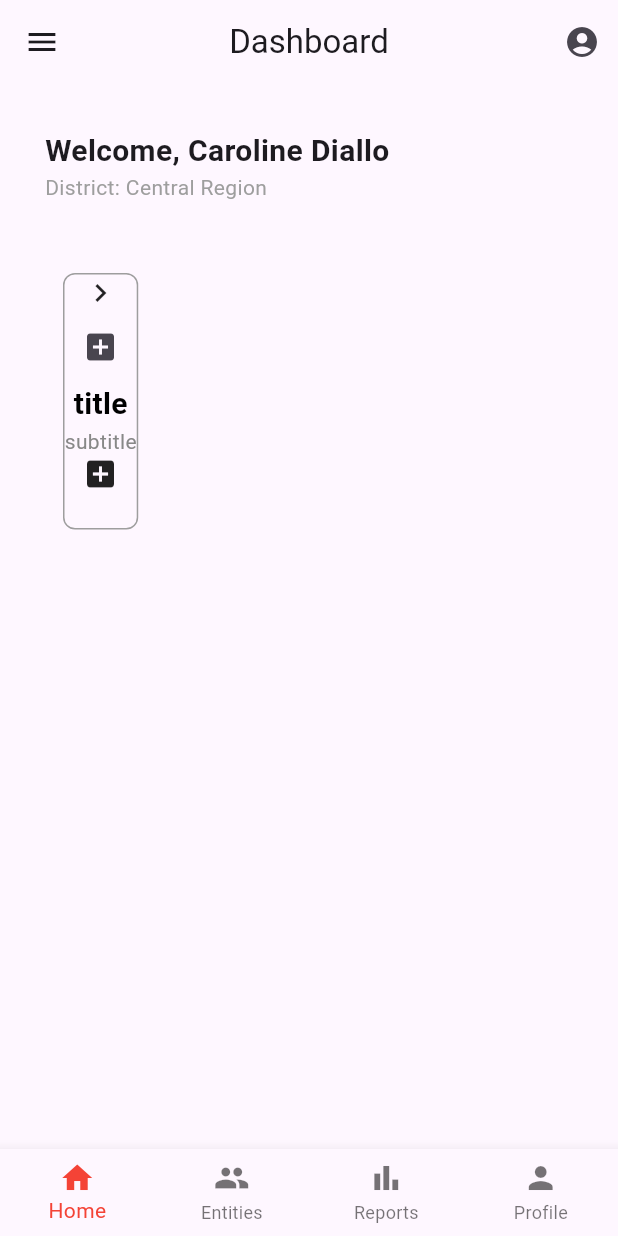
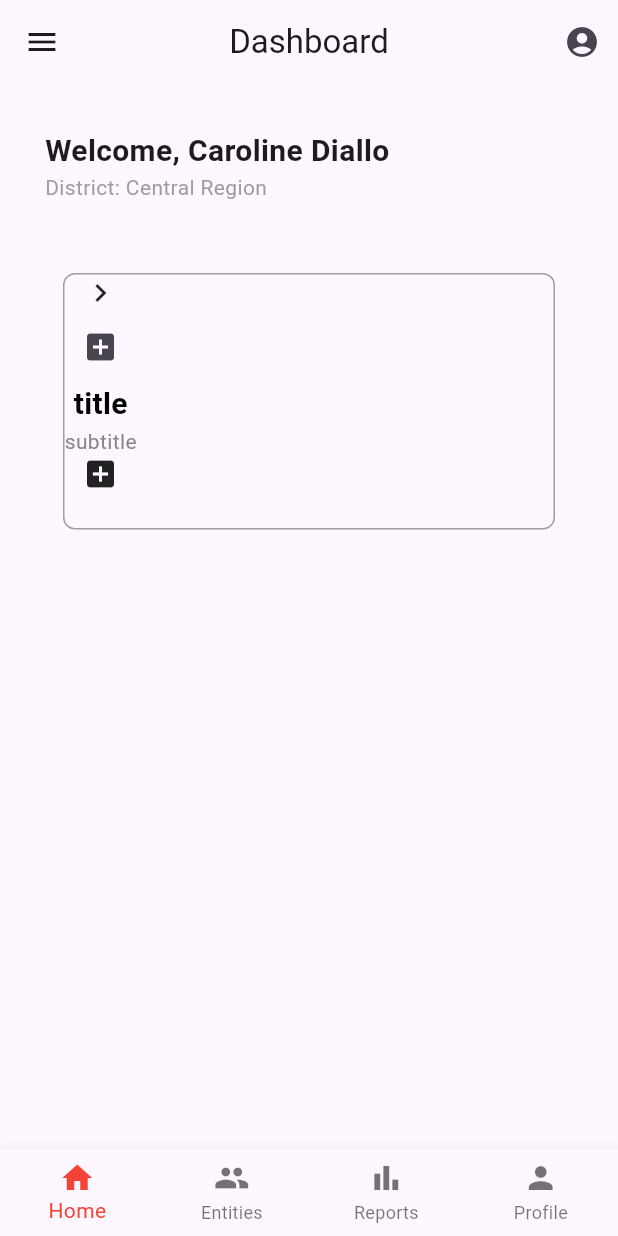
Before and after one commit to Bomanaabertilla/traceapp, a Flutter app: the HomePage screen opened directly, on a phone screen of 412 x 824 dp. Run offline on Flutter 3.47's test engine with Material 3 defaults, Android fonts, the light colour scheme and no system bars.

Commit message:
add: modified iconswidget

```diff
--- a/lib/icons/icon_widgets.dart
+++ b/lib/icons/icon_widgets.dart
@@ -28,19 +28,23 @@ class IconWidget extends StatelessWidget {
             border: Border.all(color: Colors.grey),
             borderRadius: BorderRadius.circular(8),
           ),
-          child: Column(
+          child: Row(
+            children: [
+              Column(
                 children: [
                   Icon(Icons.chevron_right_outlined),
                   IconButton(
                     onPressed: () {},
                     icon: icon != null ? Icon(icon) : SizedBox(),
                   ),
-              Text(
+                  Expanded(
+                    child: Text(
                       title,
                       style: TextStyle(
                         fontSize: 20,
                         fontWeight: FontWeight.bold,
                         color: Colors.black,
+                      ),
                     ),
                   ),
                   Text(subtitle, style: TextStyle(color: Color(0xff888888))),
@@ -50,6 +54,8 @@ class IconWidget extends StatelessWidget {
                       : SizedBox(width: 24, height: 24),
                 ],
               ),
+            ],
+          ),
         ),
       ),
     );
```
Lines whose indentation alone changed are shown as unchanged.
